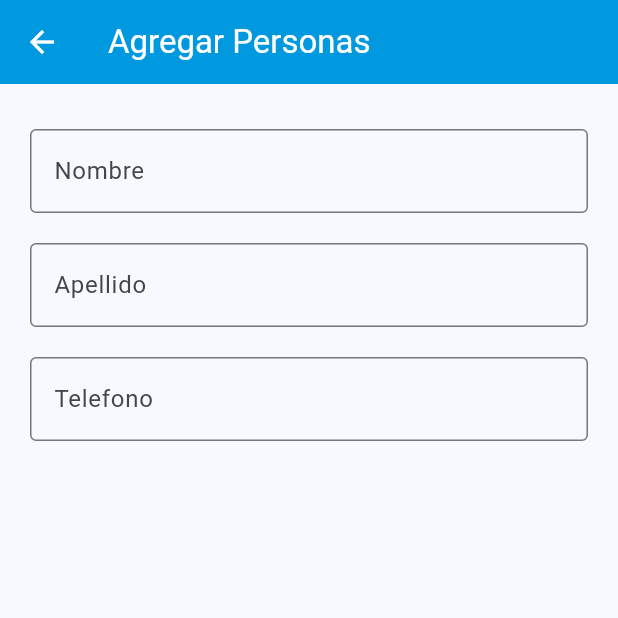
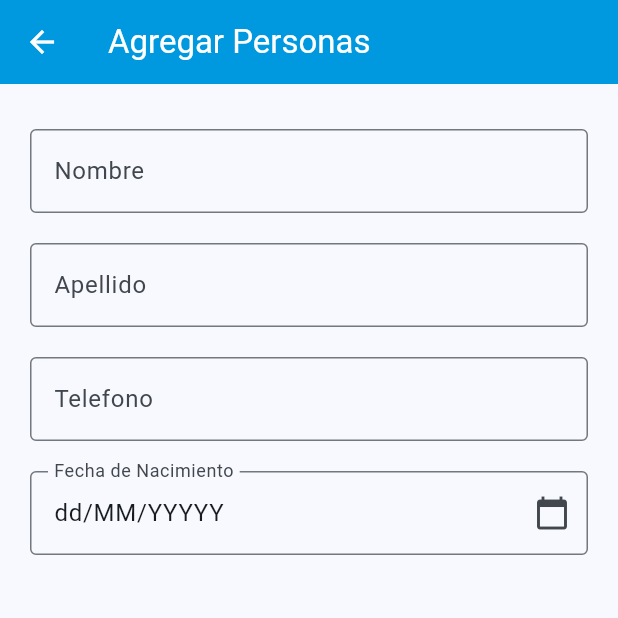
Before and after one commit to Raynor119/FlutterAPP, a Flutter app: the Menu screen opened directly, after a tap on "Agregar Personas", on a phone screen of 412 x 824 dp, the top half of it. Run offline on Flutter 3.47's test engine with Material 3 defaults, Android fonts, the phone set to English and light mode, and no system bars; our stand-ins replace adaptive_theme, sqflite; accounts and stored records are empty.

Commit message:
editext de fecha agregado

```diff
--- a/lib/ui/Componentes/EditText.dart
+++ b/lib/ui/Componentes/EditText.dart
@@ -382,3 +382,148 @@ class _EditTextNumberT extends State<EditTextNumberT> {
     );
   }
 }
+
+
+
+class EditTextFecha extends StatefulWidget {
+  String textoFormato;
+  EditTextFecha(this.textoFormato,{Key? key}) : super(key: key);
+
+  void setText(String text){
+    dato.setText(text);
+  }
+  void setError(bool veri,String error){
+    dato.setError(veri,error);
+  }
+  bool getError(){
+    return dato.getError();
+  }
+  String getText(){
+    return dato.getText();
+  }
+  void setLabelhit(String label){
+    dato.setLabelhit(label);
+  }
+  void setFocus(FocusNode _focus){
+    dato.setFocus(_focus);
+  }
+  void setFocusNext(FocusNode _focus){
+    dato.setFocusNext(_focus);
+  }
+  _EditTextFecha dato=new _EditTextFecha();
+  @override
+  _EditTextFecha createState() => dato;
+}
+
+class _EditTextFecha extends State<EditTextFecha> {
+  TextEditingController _controller = TextEditingController();
+  FocusNode _focusNode = FocusNode();
+  FocusNode _focusNodeSet = FocusNode();
+  var _isError = false;
+  var _ErrorText = "";
+  var laberhit = "";
+  String textofecha="";
+  void setText(String dato) {
+    setState(() {
+      _controller.text = dato;
+    });
+  }
+
+  String getText() {
+    return _controller.text.toString();
+  }
+
+  void setError(bool dato, String error) {
+    setState(() {
+      _isError = dato;
+      _ErrorText = error;
+    });
+  }
+  void setFocus(FocusNode _focus){
+    _focusNode=_focus;
+  }
+  void setFocusNext(FocusNode _focus){
+    _focusNodeSet=_focus;
+  }
+
+  bool getError() {
+    return _isError;
+  }
+
+  void setLabelhit(String label) {
+    laberhit = label;
+  }
+  @override
+  void initState() {
+    // TODO: implement initState
+    super.initState();
+    textofecha=widget.textoFormato;
+    _controller.text=textofecha;
+  }
+
+  @override
+  Widget build(BuildContext context) {
+    bool _darktheme = Theme.of(context).brightness == Brightness.dark;
+    return SizedBox(
+      child: TextField(
+        controller: _controller,
+        focusNode: _focusNode,
+        onChanged: (text) {
+          setState(() {
+            _controller.text=textofecha;
+          }); // Para redibujar el widget cuando cambia el texto
+        },
+        onSubmitted: (value) {
+          FocusScope.of(context).requestFocus(_focusNodeSet);
+        },
+         // Deshabilita la edición del TextField
+        decoration: InputDecoration(
+          border: OutlineInputBorder(),
+          focusedBorder: OutlineInputBorder(
+            borderSide: BorderSide(
+              color: _darktheme ? Colores.coloarPrimarioDark : Colores.coloarPrimario,
+            ), // Define el color blanco cuando está enfocado
+          ),
+          labelText: laberhit,
+          errorText: _isError ? _ErrorText : null,
+          suffixIcon: IconButton(
+            icon: Icon(Icons.calendar_today),
+            onPressed: () {
+              showDatePickerDialog(context);
+            },
+          ),
+        ),
+      ),
+    );
+  }
+  Future<void> showDatePickerDialog(BuildContext context) async {
+    bool _darktheme = Theme.of(context).brightness == Brightness.dark;
+    final DateTime? selectedDate = await showDatePicker(
+      context: context,
+      initialDate: DateTime.now(),
+      firstDate: DateTime(1900), // Fecha mínima
+      lastDate: DateTime.now(), // Fecha máxima, hoy
+      builder: (BuildContext context, Widget? child) {
+        return Theme(
+          data: ThemeData(
+            useMaterial3: true,
+            brightness: _darktheme ? Brightness.dark : Brightness.dark,
+            scaffoldBackgroundColor: _darktheme ? Color(0xFF000000) : Color(0xFFFFFFFF),
+            colorSchemeSeed:  _darktheme ?  Colores.blueThemeDark:  Colores.blueTheme,
+            backgroundColor: _darktheme ? Color(0xFF000000) : Color(0xFFFFFFFF),
+          ),
+          child: child!,
+        );
+      },
+    );
+
+    if (selectedDate != null) {
+      // Actualiza el texto con la fecha seleccionada
+      setState(() {
+        textofecha = "${selectedDate.day.toString().padLeft(2, '0')}/${selectedDate.month.toString().padLeft(2, '0')}/${selectedDate.year}";
+        _controller.text = textofecha;
+      });
+    }
+  }
+
+}
--- a/lib/ui/Pages/AgregarPesonas.dart
+++ b/lib/ui/Pages/AgregarPesonas.dart
@@ -7,6 +7,7 @@ import 'package:votacion/ui/Componentes/EditText.dart';
 late EditTextT nombret;
 late EditTextT apellidot;
 late EditTextNumberT telefonot;
+late EditTextFecha FechaN;
 
 class AgregarPersonas extends StatelessWidget {
   const AgregarPersonas({Key? key}) : super(key: key);
@@ -37,13 +38,15 @@ class _Page extends State<Page>{
   @override
   void initState() {
     super.initState();
-    nombret = EditTextT();
-    apellidot = EditTextT();
-    telefonot = EditTextNumberT();
+    nombret = new EditTextT();
+    apellidot = new EditTextT();
+    telefonot = new EditTextNumberT();
+    FechaN = new EditTextFecha("dd/MM/YYYYY");
 
     FocusNode focusNodenombret = FocusNode();
     FocusNode focusNodeapellidot = FocusNode();
     FocusNode focusNodetelefonot = FocusNode();
+    FocusNode focusNodeFechaN = FocusNode();
 
     nombret.setLabelhit("Nombre");
     nombret.setFocus(focusNodenombret);
@@ -55,6 +58,11 @@ class _Page extends State<Page>{
 
     telefonot.setLabelhit("Telefono");
     telefonot.setFocus(focusNodetelefonot);
+    telefonot.setFocusNext(focusNodeFechaN);
+
+    FechaN.setLabelhit("Fecha de Nacimiento");
+    FechaN.setFocus(focusNodeFechaN);
+    //FechaN.setText("dd/MM/YYYYY");
   }
   @override
   Widget build(BuildContext context) {
@@ -84,6 +92,13 @@ class _Page extends State<Page>{
             padding: EdgeInsets.symmetric(horizontal: 20),
             child: telefonot,
           ),
+          SizedBox(
+            height: 20,
+          ),
+          Container(
+            padding: EdgeInsets.symmetric(horizontal: 20),
+            child: FechaN,
+          ),
         ],
       ),
     );
```
